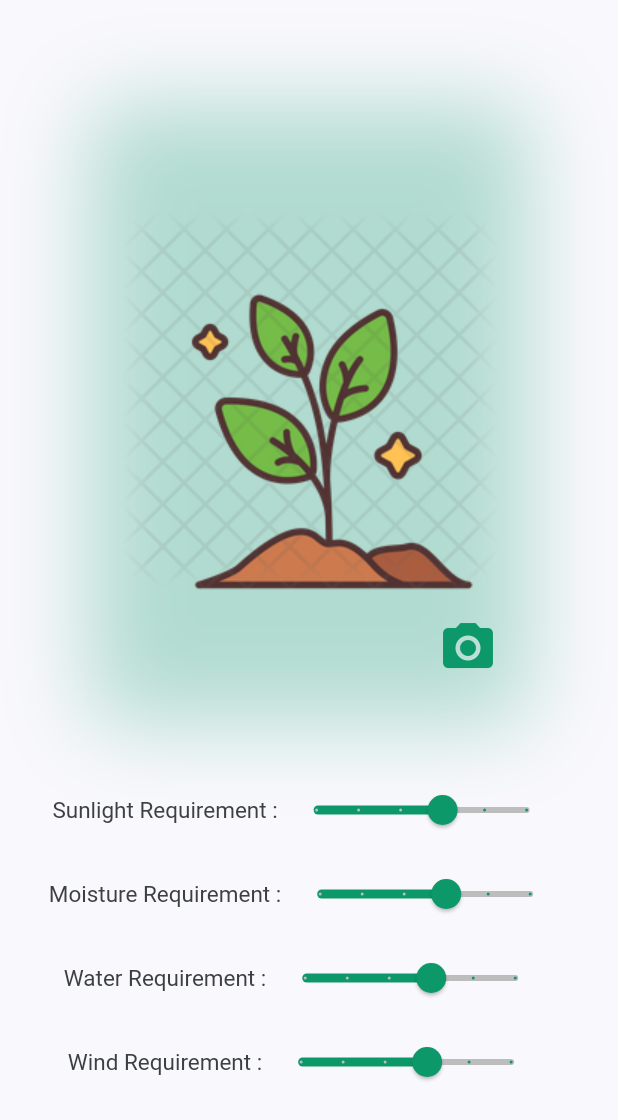
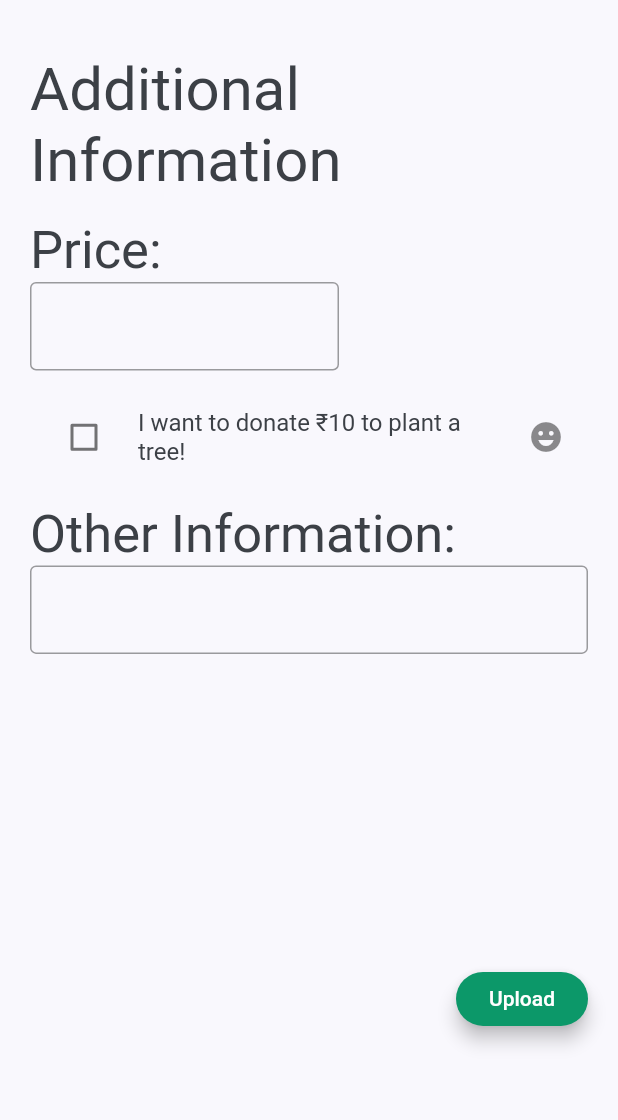
Before and after one commit to harshs0203/SapTrade, a Flutter app: the screen it shows after launch, on a phone screen of 412 x 824 dp. Shown: the top 1120 px of the screen. Run offline on Flutter 3.47's test engine with Material 2 defaults, Android fonts, the light colour scheme and no system bars; our stand-ins replace flutter_svg, image_picker.

Commit message:
Additional information screen added

```diff
--- /dev/null
+++ b/lib/SaleScreen/Screens/AdditionalInformation.dart
@@ -0,0 +1,103 @@
+import 'package:flutter/cupertino.dart';
+import 'package:flutter/material.dart';
+import 'package:sap_trade/constants.dart';
+import 'package:sap_trade/home/home_screen.dart';
+
+
+//TODO: Fix CheckBox.
+
+
+class AdditionalInformation extends StatefulWidget {
+  @override
+  _AdditionalInformationState createState() => _AdditionalInformationState();
+}
+
+class _AdditionalInformationState extends State<AdditionalInformation> {
+  @override
+  Widget build(BuildContext context) {
+    Size size = MediaQuery.of(context).size;
+    bool checked = false;
+
+    return Scaffold(
+      body: SingleChildScrollView(
+        child: Container(
+          padding: const EdgeInsets.all(kDefaultPadding),
+          margin: EdgeInsets.only(top: size.height * 0.02),
+          child: Column(
+            crossAxisAlignment: CrossAxisAlignment.start,
+            children: [
+              Text(
+                'Additional Information',
+                style: TextStyle(fontSize: 40.0),
+              ),
+              SizedBox(height: size.height * 0.02),
+              Text(
+                'Price:',
+                style: TextStyle(fontSize: 35),
+              ),
+              Container(
+                width: size.width * 0.5,
+                child: TextFormField(
+                  keyboardType: TextInputType.number,
+                  decoration: InputDecoration(
+                    border: OutlineInputBorder(),
+                    prefixText: '₹',
+                  ),
+                ),
+              ),
+              SizedBox(height: size.height * 0.02),
+              CheckboxListTile(
+                controlAffinity: ListTileControlAffinity.leading,
+                secondary: Icon(Icons.emoji_emotions),
+                activeColor: kPrimaryColor,
+                title: Text('I want to donate ₹10 to plant a tree!'),
+                value: checked,
+                onChanged: (bool newValue) {
+                  setState(() {
+                    if(!checked) {
+                      checked = newValue;
+                    }else{
+                      checked = true;
+                    }
+                    print(checked);
+                  });
+                },
+              ),
+              SizedBox(height: size.height * 0.02),
+              Text(
+                'Other Information:',
+                style: TextStyle(fontSize: 35),
+              ),
+              TextFormField(
+                keyboardType: TextInputType.multiline,
+                minLines: 1,
+                maxLines: 10,
+                decoration: InputDecoration(
+                  border: OutlineInputBorder(),
+                ),
+              ),
+              SizedBox(height: size.height * 0.25),
+              Container(
+                alignment: Alignment.bottomRight,
+                child: RaisedButton(
+                    color: kPrimaryColor,
+                    textColor: Colors.white,
+                    elevation: 5,
+                    shape: RoundedRectangleBorder(
+                      borderRadius: BorderRadius.circular(18.0),
+                    ),
+                    onPressed: () {
+                      Navigator.push(
+                        context,
+                        MaterialPageRoute(builder: (context) => HomeScreen()),
+                      );
+                    },
+                    child: Text('Upload')),
+              )
+            ],
+          ),
+        ),
+      ),
+    );
+  }
+}
--- a/lib/SaleScreen/Sub Screens/PersonalDetails.dart
+++ b/lib/SaleScreen/Screens/PersonalDetails.dart
@@ -1,5 +1,6 @@
 import 'package:flutter/cupertino.dart';
 import 'package:flutter/material.dart';
+import 'package:sap_trade/SaleScreen/Screens/plant_details.dart';
 import 'package:sap_trade/SaleScreen/components/bottom_controls.dart';
 import 'package:sap_trade/SaleScreen/components/form_items.dart';
 
@@ -61,7 +62,7 @@ class _PersonalDetailState extends State<PersonalDetail> {
               SizedBox(
                 height: size.height*0.1,
               ),
-              BottomControls(size: size, formKey: _formKey),
+              BottomControls(size: size, formKey: _formKey, nextScreen: PlantDetails()),
             ],
           ),
         ),
--- a/lib/SaleScreen/Sub Screens/plant_details.dart
+++ /dev/null
@@ -1,30 +0,0 @@
-import 'package:flutter/material.dart';
-import 'package:sap_trade/SaleScreen/components/CustomSlider.dart';
-import 'package:sap_trade/SaleScreen/components/plant_image.dart';
-import 'package:sap_trade/constants.dart';
-
-class PlantDetails extends StatefulWidget {
-  @override
-  _PlantDetailsState createState() => _PlantDetailsState();
-}
-
-class _PlantDetailsState extends State<PlantDetails> {
-
-  @override
-  Widget build(BuildContext context) {
-    return Scaffold(
-      body: Padding(
-        padding: const EdgeInsets.all(kDefaultPadding),
-        child: Column(
-          children: [
-            PlantImage(),
-            CustomSlider(sliderName: 'Sunlight Requirement',numberOfDivisions: 5),
-            CustomSlider(sliderName: 'Moisture Requirement',numberOfDivisions: 5),
-            CustomSlider(sliderName: 'Water Requirement',numberOfDivisions: 5),
-            CustomSlider(sliderName: 'Wind Requirement',numberOfDivisions: 5),
-          ],
-        ),
-      ),
-    );
-  }
-}
--- a/lib/SaleScreen/components/bottom_controls.dart
+++ b/lib/SaleScreen/components/bottom_controls.dart
@@ -7,11 +7,13 @@ class BottomControls extends StatelessWidget {
   const BottomControls({
     Key key,
     @required this.size,
-    this.formKey,
+    this.formKey, this.nextScreen,
   }) : super(key: key);
 
   final Size size;
   final GlobalKey<FormState> formKey;
+  @required final Widget nextScreen;
+
   @override
   Widget build(BuildContext context) {
     return Row(
@@ -54,7 +56,7 @@ class BottomControls extends StatelessWidget {
                   if (formKey.currentState.validate()) {
                     Navigator.push(
                       context,
-                      MaterialPageRoute(builder: (context) => PlantImage()),
+                      MaterialPageRoute(builder: (context) => nextScreen),
                     );
                   }
                 }),
--- a/lib/home/home_screen.dart
+++ b/lib/home/home_screen.dart
@@ -1,5 +1,5 @@
 import 'package:flutter/material.dart';
-import 'package:sap_trade/SaleScreen/Sub%20Screens/PersonalDetails.dart';
+import 'package:sap_trade/SaleScreen/Screens/PersonalDetails.dart';
 import 'package:sap_trade/home/components/body.dart';
 import 'package:flutter_svg/flutter_svg.dart';
 import 'components/BottomNavigationBar.dart';
--- a/lib/main.dart
+++ b/lib/main.dart
@@ -1,5 +1,5 @@
 import 'package:flutter/material.dart';
-import 'package:sap_trade/SaleScreen/Sub%20Screens/plant_details.dart';
+import 'package:sap_trade/SaleScreen/Screens/AdditionalInformation.dart';
 import 'package:sap_trade/constants.dart';
 import 'package:sap_trade/home/home_screen.dart';
 
@@ -20,7 +20,7 @@ class MyApp extends StatelessWidget {
         textTheme: Theme.of(context).textTheme.apply(bodyColor: kTextColor),
         visualDensity: VisualDensity.adaptivePlatformDensity,
       ),
-      home: PlantDetails(),
+      home: AdditionalInformation(),
     );
   }
 }
```
Also changed, not shown: lib/SaleScreen/Screens/plant_details.dart (added, +42 -0 lines).
